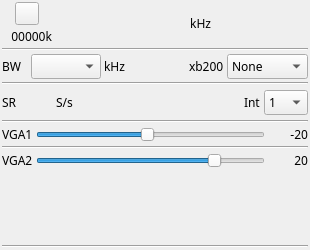
Old version of the form plugins/samplesink/bladerfoutput/bladerfoutputgui.ui in the repository f4exb/sdrangel.
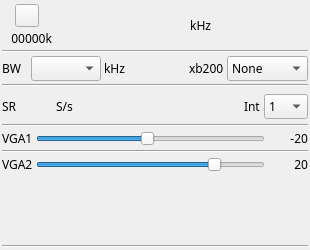
New version of the form. Icons and pictures are not drawn. Custom widgets are drawn as their Qt base class.

Diff of the .ui file:
```diff
--- a/plugins/samplesink/bladerfoutput/bladerfoutputgui.ui
+++ b/plugins/samplesink/bladerfoutput/bladerfoutputgui.ui
@@ -49,6 +49,9 @@
    </property>
    <item>
     <layout class="QHBoxLayout" name="horizontalLayout_freq">
+     <property name="topMargin">
+      <number>2</number>
+     </property>
      <item>
       <layout class="QVBoxLayout" name="deviceUILayout">
        <item>
@@ -124,7 +127,7 @@
        </property>
        <property name="font">
         <font>
-         <family>Monospace</family>
+         <family>DejaVu Sans Mono</family>
          <pointsize>20</pointsize>
         </font>
        </property>
@@ -291,7 +294,7 @@
    <item>
     <layout class="QHBoxLayout" name="sampleRateLayout">
      <property name="topMargin">
-      <number>2</number>
+      <number>4</number>
      </property>
      <property name="bottomMargin">
       <number>2</number>
@@ -325,7 +328,7 @@
        </property>
        <property name="font">
         <font>
-         <family>Monospace</family>
+         <family>Bitstream Vera Sans Mono</family>
          <pointsize>12</pointsize>
         </font>
        </property>
```
Left out of the diff: 5 changed lines with no effect on the pictures.
